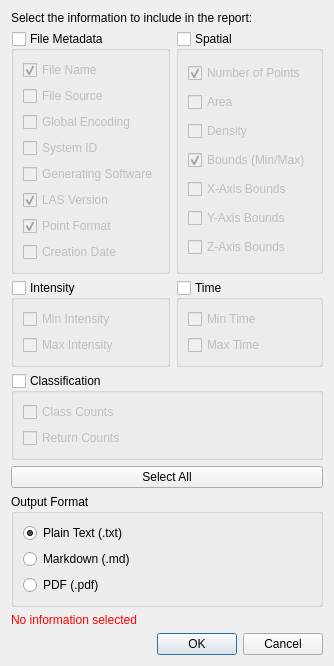
Qt form tools_suite/report_generation/report_form.ui (Skoolzon3/MyLiDAR) before a commit.
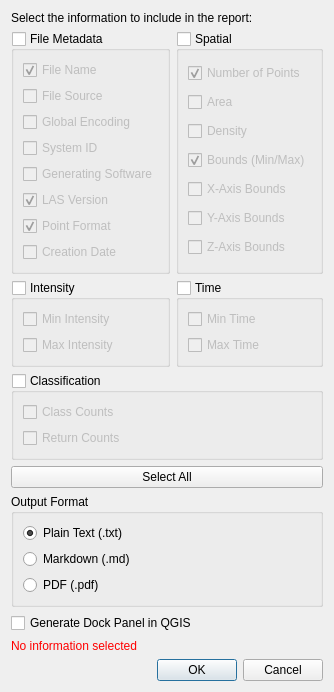
The same form after that commit.

Commit message:
Fuse report_generation and statistics_generation together
- Now, report_generation adds the option of generating a dock containing the selected attributes in its form and the included graphs inside statistics_generation
- Generated PDF now include point density heatmaps

Patch:
```diff
--- a/tools_suite/report_generation/report_form.ui
+++ b/tools_suite/report_generation/report_form.ui
@@ -375,6 +375,20 @@
                 </widget>
             </item>
 
+            <item>
+                <widget class="QCheckBox" name="checkGenerateDock">
+                    <property name="text">
+                        <string>Generate Dock Panel in QGIS</string>
+                    </property>
+                    <property name="toolTip">
+                        <string>If checked, a dockable report panel will be created alongside the generated report in QGIS</string>
+                    </property>
+                    <property name="checked">
+                        <bool>false</bool>
+                    </property>
+                </widget>
+            </item>
+
             <item>
                 <widget class="QLabel" name="labelWarning">
                     <property name="text">
```
The commit also changes 9 other files.
